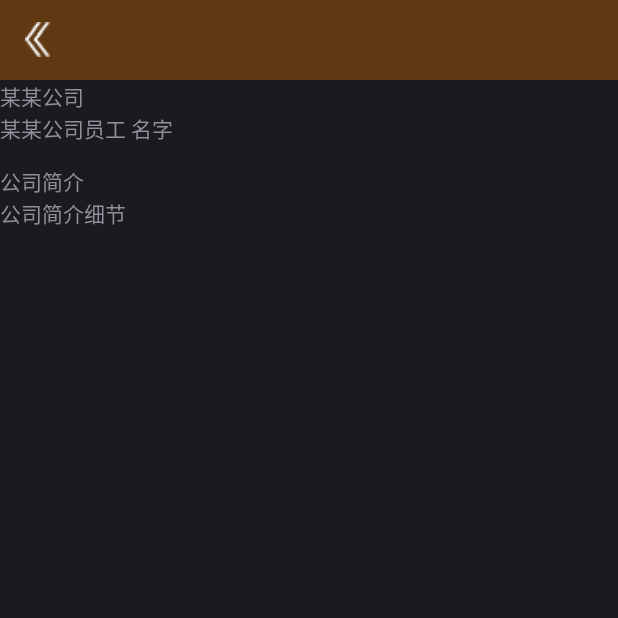
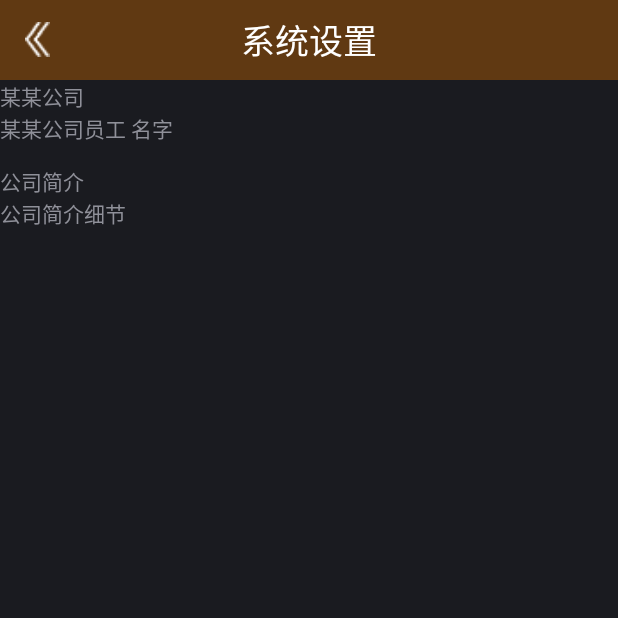
Before and after one commit to zxg1351/decorateOfMaple, an Android app: the SystemSetActivity screen opened directly, with no data from a screen before it, on a phone screen of 412 x 824 dp, the top half of it. Run offline under Robolectric (Android 15) with nearby library versions, the phone set to English and light mode, and no system bars.

Commit message:
#20170516

```diff
--- a/app/src/main/java/com/example/administrator/zxg/ui/GridLayoutActivity.java
+++ b/app/src/main/java/com/example/administrator/zxg/ui/RecycleView/GridLayoutActivity.java
@@ -1,4 +1,4 @@
-package com.example.administrator.zxg.ui;
+package com.example.administrator.zxg.ui.RecycleView;
 
 import android.os.Bundle;
 import android.support.annotation.Nullable;
--- a/app/src/main/java/com/example/administrator/zxg/ui/MoreContentActivity.java
+++ b/app/src/main/java/com/example/administrator/zxg/ui/RecycleView/MoreContentActivity.java
@@ -1,4 +1,4 @@
-package com.example.administrator.zxg.ui;
+package com.example.administrator.zxg.ui.RecycleView;
 
 import android.os.Bundle;
 import android.support.annotation.Nullable;
--- a/app/src/main/java/com/example/administrator/zxg/ui/StaggeredActivity.java
+++ b/app/src/main/java/com/example/administrator/zxg/ui/RecycleView/StaggeredActivity.java
@@ -1,4 +1,4 @@
-package com.example.administrator.zxg.ui;
+package com.example.administrator.zxg.ui.RecycleView;
 
 import android.os.Bundle;
 import android.os.PersistableBundle;
--- a/app/src/main/java/com/example/administrator/zxg/ui/StaggeredGridLayoutActivity.java
+++ b/app/src/main/java/com/example/administrator/zxg/ui/RecycleView/StaggeredGridLayoutActivity.java
@@ -1,4 +1,4 @@
-package com.example.administrator.zxg.ui;
+package com.example.administrator.zxg.ui.RecycleView;
 
 import java.util.ArrayList;
 import java.util.List;
--- a/app/src/main/java/com/example/administrator/zxg/ui/SystemSetActivity.java
+++ b/app/src/main/java/com/example/administrator/zxg/ui/SystemSetActivity.java
@@ -12,7 +12,8 @@ import com.example.administrator.zxg.R;
 public class SystemSetActivity extends Activity {
 
     private TextView  tv_project_name;
-    private TextView tv_test;
+    private TextView tv_test,tv_title;
+
     @Override
     protected void onCreate(Bundle savedInstanceState) {
         super.onCreate(savedInstanceState);
@@ -24,5 +25,7 @@ public class SystemSetActivity extends Activity {
 
         tv_project_name = (TextView) findViewById(R.id.tv_project_name);
         tv_test = (TextView) findViewById(R.id.tv_test);
+        tv_title=(TextView) findViewById(R.id.tv_title);
+        tv_title.setText("系统设置");
     }
 }
```
Also changed, not shown: app/src/main/java/com/example/administrator/zxg/ui/LayoutActivity.java (+4 -10 lines), app/src/main/java/com/example/administrator/zxg/ui/SecondActivity.java (deleted, +0 -17 lines).
